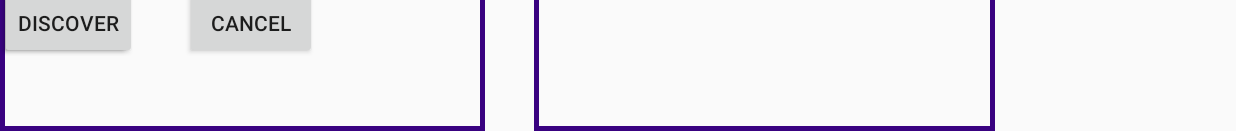
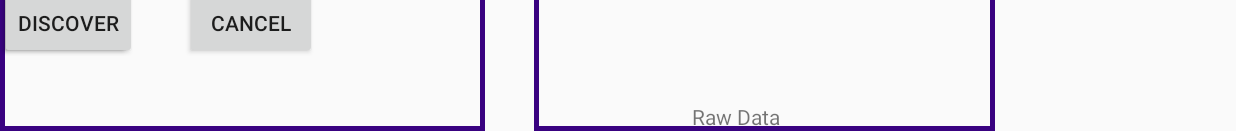
Before and after one commit to AbdullahBtr/Android-Library-Bluetooth, an Android app: the screen it shows after launch (MainActivity), on a phone screen of 824 x 412 dp (held sideways). Shown: the part 487-618 px from the top of the screen. Run offline under Robolectric (Android 15) with nearby library versions, the phone set to English and light mode, and no system bars.

Commit message:
[] Add labels to text views of discovered devices and raw data [] when data is discovered, input the data in new/next line of multi-line text view

```diff
--- a/app/src/main/java/com/example/reyes/sample_bluetooth/ConnectedThread.java
+++ b/app/src/main/java/com/example/reyes/sample_bluetooth/ConnectedThread.java
@@ -61,6 +61,14 @@ public class ConnectedThread extends Thread {
             }
         }
     }
+
+    private String CollectSensorData() {
+        String sensorData = "";
+
+
+
+        return sensorData;
+    }
     //public void write(byte[] bytes) {
     //    try {
     //        //mmOutStream.write(bytes);
--- a/app/src/main/java/com/example/reyes/sample_bluetooth/MainActivity.java
+++ b/app/src/main/java/com/example/reyes/sample_bluetooth/MainActivity.java
@@ -90,7 +90,7 @@ public class MainActivity extends AppCompatActivity {
                 case 1:
                     String writeMessage = new String(writeBuf);
                     //writeMessage = writeMessage.substring(begin, end);
-                    editText_rawData.setText(writeMessage);
+                    editText_rawData.append(writeMessage + "\n");
                     break;
             }
         }
@@ -109,6 +109,7 @@ public class MainActivity extends AppCompatActivity {
         mBluetoothAdapter = BluetoothAdapter.getDefaultAdapter();
 
         editText_rawData = findViewById(R.id.editText_rawData);
+        editText_rawData.clearFocus();
 
 
     }
--- a/app/src/main/res/layout/activity_main.xml
+++ b/app/src/main/res/layout/activity_main.xml
@@ -33,6 +33,8 @@
 
     <EditText
         android:id="@+id/editText_rawData"
+        android:focusable="false"
+        android:autofillHints="Raw Data Here"
         android:layout_width="307dp"
         android:layout_height="502dp"
         android:layout_alignParentStart="true"
@@ -50,7 +52,29 @@
         android:onClick="cancelReadBtData_onClick"
         android:layout_alignTop="@+id/button_search"
         android:layout_marginStart="123dp"
-        android:text="Cancel" />
+        android:text="@string/cancel" />
+
+    <TextView
+        android:id="@+id/textView_discoveredDevices"
+        android:layout_width="wrap_content"
+        android:layout_height="wrap_content"
+        android:layout_below="@+id/editText_rawData"
+        android:layout_alignParentStart="true"
+        android:layout_alignParentLeft="true"
+        android:layout_marginStart="111dp"
+        android:layout_marginLeft="111dp"
+        android:text="Discovered Devices" />
+
+    <TextView
+        android:id="@+id/textView_rawData"
+        android:layout_width="wrap_content"
+        android:layout_height="wrap_content"
+        android:layout_alignBottom="@+id/textView_discoveredDevices"
+        android:layout_alignParentStart="true"
+        android:layout_alignParentLeft="true"
+        android:layout_marginStart="461dp"
+        android:layout_marginLeft="461dp"
+        android:text="Raw Data" />
 
 
 </RelativeLayout>
--- a/build.gradle
+++ b/build.gradle
@@ -7,7 +7,7 @@ buildscript {
         jcenter()
     }
     dependencies {
-        classpath 'com.android.tools.build:gradle:3.1.4'
+        classpath 'com.android.tools.build:gradle:3.2.0'
 
 
         // NOTE: Do not place your application dependencies here; they belong
```
Also changed, not shown: gradle/wrapper/gradle-wrapper.properties.
